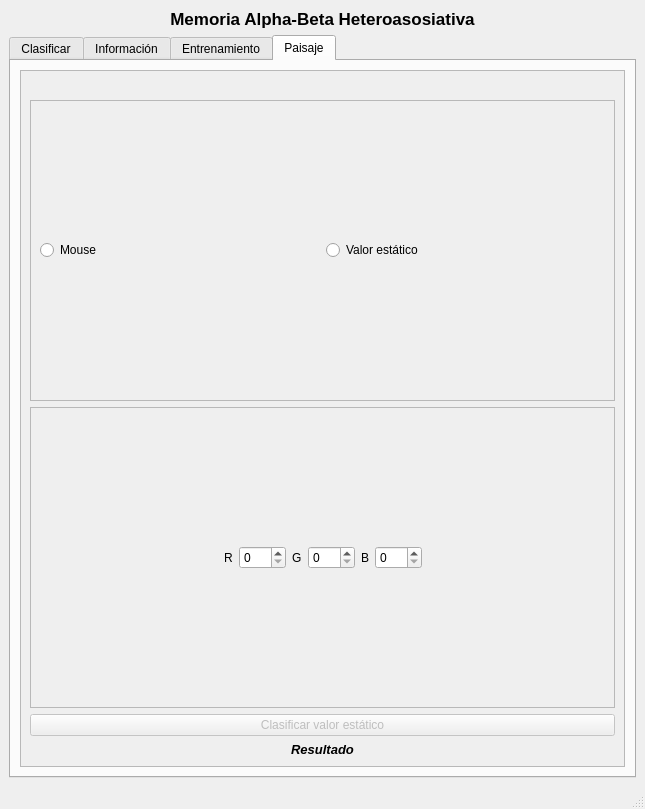
Old version of the form Proyecto/memoria_ui.ui in the repository artLara/Clasificador-Basado-Metricas.
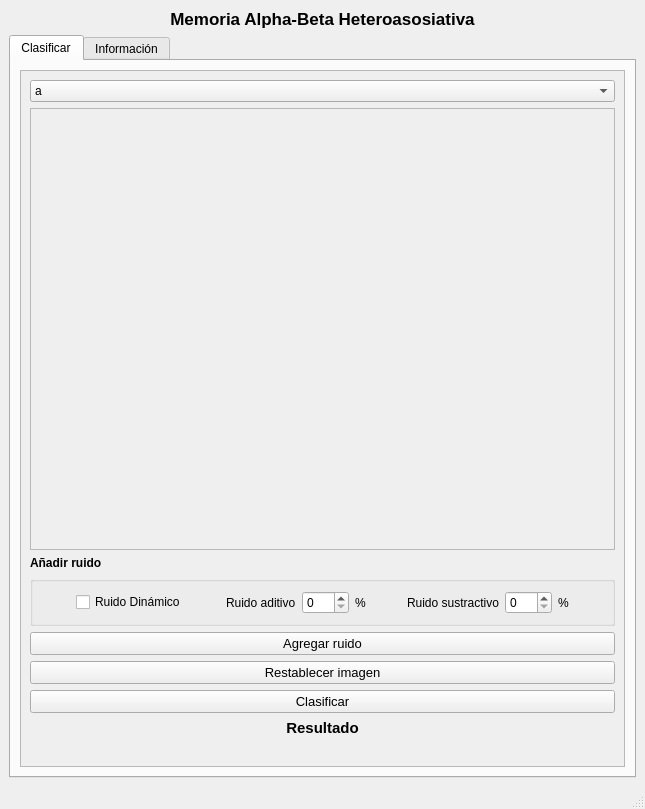
New version of the form. The open tabs and pages were chosen to show the change.

Diff of the .ui file:
```diff
--- a/Proyecto/memoria_ui.ui
+++ b/Proyecto/memoria_ui.ui
@@ -386,255 +386,7 @@
                </font>
               </property>
               <property name="text">
-               <string>Gráfico de todos los puntos</string>
-              </property>
-             </widget>
-            </item>
-           </layout>
-          </widget>
-         </widget>
-        </item>
-       </layout>
-      </widget>
-      <widget class="QWidget" name="tab_3">
-       <attribute name="title">
-        <string>Entrenamiento</string>
-       </attribute>
-       <layout class="QGridLayout" name="gridLayout">
-        <item row="0" column="0">
-         <widget class="QScrollArea" name="scrollArea_4">
-          <property name="widgetResizable">
-           <bool>true</bool>
-          </property>
-          <widget class="QWidget" name="scrollAreaWidgetContents_3">
-           <property name="geometry">
-            <rect>
-             <x>0</x>
-             <y>0</y>
-             <width>593</width>
-             <height>675</height>
-            </rect>
-           </property>
-           <layout class="QVBoxLayout" name="verticalLayout_3">
-            <item>
-             <widget class="QLabel" name="label_6">
-              <property name="font">
-               <font>
-                <pointsize>9</pointsize>
-                <weight>75</weight>
-                <bold>true</bold>
-               </font>
-              </property>
-              <property name="text">
-               <string>Evolución del error</string>
-              </property>
-             </widget>
-            </item>
-            <item>
-             <widget class="QLabel" name="imagenError">
-              <property name="text">
-               <string/>
-              </property>
-             </widget>
-            </item>
-            <item>
-             <widget class="QLabel" name="label_10">
-              <property name="font">
-               <font>
-                <pointsize>9</pointsize>
-                <weight>75</weight>
-                <bold>true</bold>
-               </font>
-              </property>
-              <property name="text">
-               <string>Matriz de confusión</string>
-              </property>
-             </widget>
-            </item>
-            <item>
-             <widget class="QTableWidget" name="tableWidgetConfusionMatriz"/>
-            </item>
-           </layout>
-          </widget>
-         </widget>
-        </item>
-       </layout>
-      </widget>
-      <widget class="QWidget" name="tab_4">
-       <attribute name="title">
-        <string>Paisaje</string>
-       </attribute>
-       <layout class="QGridLayout" name="gridLayout_5">
-        <item row="0" column="0">
-         <widget class="QScrollArea" name="scrollArea_6">
-          <property name="widgetResizable">
-           <bool>true</bool>
-          </property>
-          <widget class="QWidget" name="scrollAreaWidgetContents_6">
-           <property name="geometry">
-            <rect>
-             <x>0</x>
-             <y>0</y>
-             <width>593</width>
-             <height>675</height>
-            </rect>
-           </property>
-           <layout class="QVBoxLayout" name="verticalLayout_4">
-            <item>
-             <widget class="QLabel" name="imagePaisaje">
-              <property name="text">
-               <string/>
-              </property>
-              <property name="alignment">
-               <set>Qt::AlignCenter</set>
-              </property>
-             </widget>
-            </item>
-            <item>
-             <widget class="QScrollArea" name="scrollArea_8">
-              <property name="widgetResizable">
-               <bool>true</bool>
-              </property>
-              <widget class="QWidget" name="scrollAreaWidgetContents_8">
-               <property name="geometry">
-                <rect>
-                 <x>0</x>
-                 <y>0</y>
-                 <width>569</width>
-                 <height>278</height>
-                </rect>
-               </property>
-               <layout class="QHBoxLayout" name="horizontalLayout_4">
-                <item>
-                 <widget class="QRadioButton" name="radioButtonMouse">
-                  <property name="text">
-                   <string>Mouse</string>
-                  </property>
-                 </widget>
-                </item>
-                <item>
-                 <widget class="QRadioButton" name="radioButtonRGB">
-                  <property name="text">
-                   <string>Valor estático</string>
-                  </property>
-                 </widget>
-                </item>
-               </layout>
-              </widget>
-             </widget>
-            </item>
-            <item>
-             <widget class="QScrollArea" name="scrollArea_7">
-              <property name="widgetResizable">
-               <bool>true</bool>
-              </property>
-              <widget class="QWidget" name="scrollAreaWidgetContents_7">
-               <property name="geometry">
-                <rect>
-                 <x>0</x>
-                 <y>0</y>
-                 <width>569</width>
-                 <height>278</height>
-                </rect>
-               </property>
-               <layout class="QHBoxLayout" name="horizontalLayout_2">
-                <item>
-                 <spacer name="horizontalSpacer_5">
-                  <property name="orientation">
-                   <enum>Qt::Horizontal</enum>
-                  </property>
-                  <property name="sizeHint" stdset="0">
-                   <size>
-                    <width>40</width>
-                    <height>20</height>
-                   </size>
-                  </property>
-                 </spacer>
-                </item>
-                <item>
-                 <widget class="QLabel" name="label_15">
-                  <property name="text">
-                   <string>R</string>
-                  </property>
-                 </widget>
-                </item>
-                <item>
-                 <widget class="QSpinBox" name="spinBoxR">
-                  <property name="maximum">
-                   <number>255</number>
-                  </property>
-                 </widget>
-                </item>
-                <item>
-                 <widget class="QLabel" name="label_16">
-                  <property name="text">
-                   <string>G</string>
-                  </property>
-                 </widget>
-                </item>
-                <item>
-                 <widget class="QSpinBox" name="spinBoxG">
-                  <property name="maximum">
-                   <number>255</number>
-                  </property>
-                 </widget>
-                </item>
-                <item>
-                 <widget class="QLabel" name="label_17">
-                  <property name="text">
-                   <string>B</string>
-                  </property>
-                 </widget>
-                </item>
-                <item>
-                 <widget class="QSpinBox" name="spinBoxB">
-                  <property name="maximum">
-                   <number>255</number>
-                  </property>
-                 </widget>
-                </item>
-                <item>
-                 <spacer name="horizontalSpacer_6">
-                  <property name="orientation">
-                   <enum>Qt::Horizontal</enum>
-                  </property>
-                  <property name="sizeHint" stdset="0">
-                   <size>
-                    <width>40</width>
-                    <height>20</height>
-                   </size>
-                  </property>
-                 </spacer>
-                </item>
-               </layout>
-              </widget>
-             </widget>
-            </item>
-            <item>
-             <widget class="QPushButton" name="pushButtonEstatico">
-              <property name="enabled">
-               <bool>false</bool>
-              </property>
-              <property name="text">
-               <string>Clasificar valor estático</string>
-              </property>
-             </widget>
-            </item>
-            <item>
-             <widget class="QLabel" name="labelResPaisaje">
-              <property name="font">
-               <font>
-                <pointsize>10</pointsize>
-                <weight>75</weight>
-                <italic>true</italic>
-                <bold>true</bold>
-               </font>
-              </property>
-              <property name="text">
-               <string>Resultado</string>
-              </property>
-              <property name="alignment">
-               <set>Qt::AlignCenter</set>
+               <string>Agregar información importante</string>
               </property>
              </widget>
             </item>
```
Left out of the diff: 34 changed lines with no effect on the pictures.
